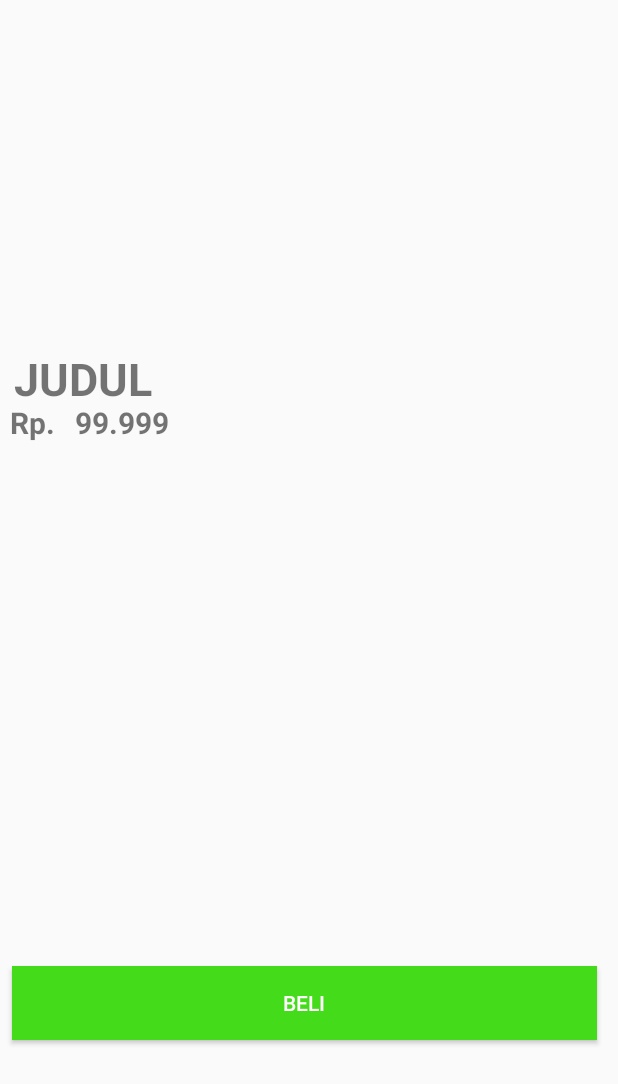
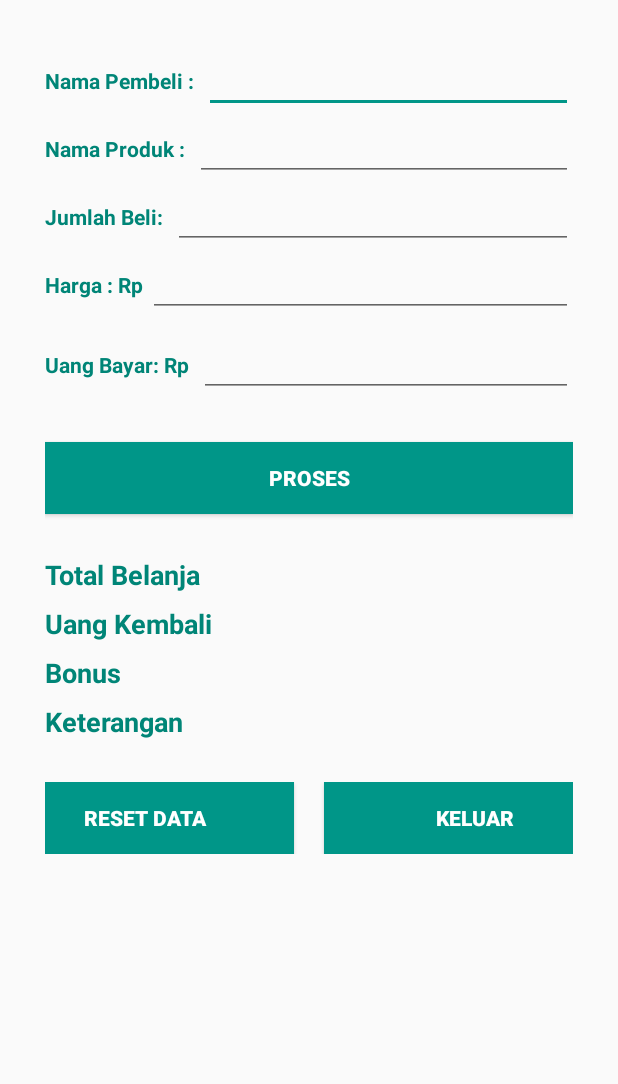
Before and after one commit to ayuftani/MamamSehat, an Android app: the layout activity_kalkulasi.xml on its own in the app's theme, with its tools: preview values and no code run, on a phone screen of 412 x 824 dp. Shown: the top 1084 px of the screen. Run offline under Robolectric (Android 15) with nearby library versions, the phone set to English and light mode, and no system bars.

Commit message:
kalkulasi

```diff
--- a/app/src/main/java/com/example/mamamsehat/kalkulasi.java
+++ b/app/src/main/java/com/example/mamamsehat/kalkulasi.java
@@ -2,12 +2,122 @@ package com.example.mamamsehat;
 
 import android.support.v7.app.AppCompatActivity;
 import android.os.Bundle;
+import android.view.View;
+import android.widget.Button;
+import android.widget.EditText;
+import android.widget.TextView;
+import android.widget.Toast;
+
 
 public class kalkulasi extends AppCompatActivity {
 
-    @Override
-    protected void onCreate(Bundle savedInstanceState) {
-        super.onCreate(savedInstanceState);
-        setContentView(R.layout.activity_kalkulasi);
-    }
-}
+
+
+
+
+        private EditText edtnamapel, edtnamabar, edtjumlahbel, edtharga, edtuangbay;
+        private Button btnproses;
+        private Button btnhapus;
+        private Button btnexit;
+        private TextView txtnamapel;
+        private TextView txtnamabar;
+        private TextView txtjumlahbel;
+        private TextView txtharga;
+        private TextView txtuangbay;
+        private TextView txtbonus;
+        private TextView txttotalbelanja;
+        private TextView txtuangkembali;
+        private TextView txtketerangan;
+
+        @Override
+        protected void onCreate(Bundle savedInstanceState) {
+            super.onCreate(savedInstanceState);
+            setContentView(R.layout.activity_main);
+
+            getSupportActionBar().setTitle("MAMAM SEHAT");
+
+            edtnamapel = (EditText) findViewById(R.id.namapelanggan);
+            edtnamabar = (EditText) findViewById(R.id.namabarang);
+            edtjumlahbel = (EditText) findViewById(R.id.jumlahbeli);
+            edtharga = (EditText) findViewById(R.id.harga);
+            edtuangbay = (EditText) findViewById(R.id.uangbayar);
+            btnproses = (Button) findViewById(R.id.tombol1);
+            btnhapus = (Button) findViewById(R.id.tombol2);
+            btnexit = (Button) findViewById(R.id.tombol3);
+            txtnamapel = (TextView) findViewById(R.id.namapelanggan);
+            txtnamabar = (TextView) findViewById(R.id.namabarang);
+            txtjumlahbel = (TextView) findViewById(R.id.jumlahbeli);
+            txtharga = (TextView) findViewById(R.id.harga);
+            txtuangbay = (TextView) findViewById(R.id.uangbayar);
+            txtbonus = (TextView) findViewById(R.id.bonus);
+            txttotalbelanja = (TextView) findViewById(R.id.totalbelanja);
+            txtuangkembali = (TextView) findViewById(R.id.uangkembali);
+            txtketerangan = (TextView) findViewById(R.id.keterangan);
+
+            //memberikan action pada tombol proses
+
+            btnproses.setOnClickListener(new View.OnClickListener() {
+                @Override
+                public void onClick(View view) {
+                    String namapelanggan = edtnamapel.getText().toString().trim();
+                    String namabarang = edtnamabar.getText().toString().trim();
+                    String jumlahbeli = edtjumlahbel.getText().toString().trim();
+                    String harga = edtharga.getText().toString().trim();
+                    String uangbayar = edtuangbay.getText().toString().trim();
+
+                    double jb = Double.parseDouble(jumlahbeli);
+                    double h = Double.parseDouble(harga);
+                    double ub = Double.parseDouble(uangbayar);
+                    double total = (jb * h);
+                    txttotalbelanja.setText("Total Belanja : " + total);
+
+                    //pemberian if dan else untuk aturan pemberian bonus
+
+                    if (total >=1000000){
+                        txtbonus.setText("Bonus : Parsel Buah");
+                    } else if (total >=500000){
+                        txtbonus.setText("Bonus : Salad Buah");
+                    } else  if (total >=200000){
+                        txtbonus.setText("Bonus : Buah Potong");
+                    } else {
+                        txtbonus.setText("Bonus : Tidak Ada Bonus");
+                    }
+                    double uangkembalian = (ub - total);
+
+                    if (ub < total){
+                        txtketerangan.setText("Keterangan : uang bayar kurang Rp " + (-uangkembalian));
+                        txtuangkembali.setText("Uang Kembali : Rp 0" );
+                    }else{
+                        txtketerangan.setText("Keterangan : Tunggu Kembalian");
+                        txtuangkembali.setText("Uang Kembali : " + uangkembalian);
+                    }
+
+
+                    //memberikan action pada tombol reset data
+                }
+            });
+            btnhapus.setOnClickListener(new View.OnClickListener() {
+                @Override
+                public void onClick(View view) {
+                    txtnamapel.setText(" ");
+                    txtnamabar.setText(" ");
+                    txttotalbelanja.setText(" Total Belanja : Rp 0");
+                    txtharga.setText(" ");
+                    txtuangbay.setText(" ");
+                    txtuangkembali.setText("Uang Kembali : Rp 0");
+                    txtbonus.setText("Bonus : - ");
+                    txtjumlahbel.setText(" ");
+                    txtketerangan.setText("Keterangan : - ");
+
+                    Toast.makeText(getApplicationContext(),"Data sudah direset", Toast.LENGTH_LONG).show();
+
+                    // memberikan action pada tombol keluar
+                }
+            });
+            btnexit.setOnClickListener(new View.OnClickListener() {
+                public void onClick(View view) {
+
+                    moveTaskToBack(true);
+                }
+            });
+        }}
--- a/app/src/main/res/layout/activity_kalkulasi.xml
+++ b/app/src/main/res/layout/activity_kalkulasi.xml
@@ -1,69 +1,175 @@
 <?xml version="1.0" encoding="utf-8"?>
-<LinearLayout xmlns:android="http://schemas.android.com/apk/res/android"
-    xmlns:app="http://schemas.android.com/apk/res-auto"
+<ScrollView xmlns:android="http://schemas.android.com/apk/res/android"
     xmlns:tools="http://schemas.android.com/tools"
     android:layout_width="match_parent"
     android:layout_height="match_parent"
-    tools:context=".kalkulasi">
+    android:padding="30dp"
+    android:orientation="vertical"
+    tools:context=".MainActivity">
 
     <LinearLayout
-        android:layout_width="407dp"
-        android:layout_height="305dp">
+        android:layout_width="fill_parent"
+        android:layout_height="fill_parent"
+        android:orientation="vertical">
+        <LinearLayout
+            android:layout_width="match_parent"
+            android:layout_height="wrap_content"
+            android:orientation="horizontal">
+            <TextView
+                android:layout_width="wrap_content"
+                android:layout_height="wrap_content"
+                android:text="Nama Pembeli :  "
+                android:textStyle="bold"
+                android:textColor="@color/colorPrimary"/>
+            <EditText
+                android:layout_width="match_parent"
+                android:layout_height="wrap_content"
+                android:id="@+id/namapelanggan"
+                android:text="" />
+        </LinearLayout>
 
-        <ImageView
-            android:layout_width="407dp"
-            android:layout_height="230dp" />
+        <LinearLayout
+            android:layout_width="match_parent"
+            android:layout_height="wrap_content"
+            android:orientation="horizontal">
 
+            <TextView
+                android:layout_width="wrap_content"
+                android:layout_height="wrap_content"
+                android:text="Nama Produk :  "
+                android:textColor="@color/colorPrimary"
+                android:textStyle="bold" />
+            <EditText
+                android:layout_width="match_parent"
+                android:layout_height="wrap_content"
+                android:id="@+id/namabarang"
+                android:text="" />
+        </LinearLayout>
+        <LinearLayout
+            android:layout_width="match_parent"
+            android:layout_height="wrap_content"
+            android:orientation="horizontal">
+            <TextView
+                android:layout_width="wrap_content"
+                android:layout_height="wrap_content"
+                android:text="Jumlah Beli:  "
+                android:textStyle="bold"
+                android:textColor="@color/colorPrimary"/>
+            <EditText
+                android:layout_width="match_parent"
+                android:layout_height="wrap_content"
+                android:id="@+id/jumlahbeli"
+                android:text=""
+                android:inputType="number"/>
+        </LinearLayout>
+        <LinearLayout
+            android:layout_width="match_parent"
+            android:layout_height="wrap_content"
+            android:orientation="horizontal">
+            <TextView
+                android:layout_width="wrap_content"
+                android:layout_height="wrap_content"
+                android:text="Harga : Rp "
+                android:textStyle="bold"
+                android:textColor="@color/colorPrimary"/>
+            <EditText
+                android:layout_width="match_parent"
+                android:layout_height="wrap_content"
+                android:id="@+id/harga"
+                android:text=""
+                android:inputType="number"
+                android:layout_marginBottom="8dp" />
+        </LinearLayout>
+
+        <LinearLayout
+            android:layout_width="match_parent"
+            android:layout_height="wrap_content"
+            android:orientation="horizontal">
+
+            <TextView
+                android:layout_width="wrap_content"
+                android:layout_height="wrap_content"
+                android:text="Uang Bayar: Rp  "
+                android:textColor="@color/colorPrimary"
+                android:textStyle="bold" />
+
+            <EditText
+                android:id="@+id/uangbayar"
+                android:layout_width="match_parent"
+                android:layout_height="wrap_content"
+                android:inputType="number"
+                android:text="" />
+        </LinearLayout>
+        <Button
+            android:layout_marginTop="30dp"
+            android:layout_width="match_parent"
+            android:layout_height="wrap_content"
+            android:id="@+id/tombol1"
+            android:text="PROSES"
+            android:background="@color/colorAccent"
+            android:textStyle="bold"
+            android:textColor="#ffffff"
+            android:layout_marginBottom="8dp" />
         <TextView
-            android:layout_width="395dp"
-            android:layout_height="35dp"
-            android:layout_marginTop="232dp"
-            android:layout_marginLeft="-398dp"
-            android:text="JUDUL"
+            android:layout_marginTop="20dp"
+            android:layout_width="wrap_content"
+            android:layout_height="wrap_content"
+            android:text="Total Belanja "
+            android:textColor="@color/colorPrimary"
+            android:id="@+id/totalbelanja"
             android:textStyle="bold"
-            android:textSize="30dp"/>
+            android:textSize="18dp"
+            android:layout_marginBottom="8dp" />
         <TextView
-            android:layout_width="40dp"
-            android:layout_height="35dp"
-            android:layout_marginTop="257dp"
-            android:layout_marginLeft="-398dp"
-            android:text="Rp."
+            android:layout_width="wrap_content"
+            android:layout_height="wrap_content"
+            android:text="Uang Kembali "
+            android:textColor="@color/colorPrimary"
+            android:id="@+id/uangkembali"
             android:textStyle="bold"
-            android:textSize="20dp" />
-
+            android:textSize="18dp"
+            android:layout_marginBottom="8dp"/>
         <TextView
-            android:layout_width="348dp"
-            android:layout_height="35dp"
-            android:layout_marginTop="257dp"
-            android:text="99.999"
+            android:layout_width="wrap_content"
+            android:layout_height="wrap_content"
+            android:text="Bonus"
+            android:textColor="@color/colorPrimary"
+            android:id="@+id/bonus"
             android:textStyle="bold"
-            android:textSize="20dp"
-            android:layout_marginLeft="3dp"/>
-
+            android:textSize="18dp"
+            android:layout_marginBottom="8dp"/>
+        <TextView
+            android:layout_width="wrap_content"
+            android:layout_height="wrap_content"
+            android:text="Keterangan "
+            android:textColor="@color/colorPrimary"
+            android:id="@+id/keterangan"
+            android:textStyle="bold"
+            android:textSize="18dp"
+            android:layout_marginBottom="8dp"/>
+        <LinearLayout
+            android:layout_marginTop="20dp"
+            android:layout_width="match_parent"
+            android:layout_height="wrap_content"
+            android:gravity="center"
+            android:orientation="horizontal">
+            <Button
+                android:layout_width="200dp"
+                android:layout_height="wrap_content"
+                android:id="@+id/tombol2"
+                android:text="RESET DATA"
+                android:background="@color/colorAccent"
+                android:textStyle="bold"
+                android:textColor="#ffffFF"/>
+            <Button
+                android:layout_width="200dp"
+                android:layout_marginLeft="20dp"
+                android:layout_height="wrap_content"
+                android:id="@+id/tombol3"
+                android:text="KELUAR"
+                android:background="@color/colorAccent"
+                android:textColor="#FFFFFF"
+                android:textStyle="bold"/>
+        </LinearLayout>
     </LinearLayout>
-
-    <android.support.constraint.ConstraintLayout
-        android:layout_width="407dp"
-        android:layout_height="400dp"
-        android:layout_marginTop="310dp"
-        android:layout_marginLeft="-407dp">
-
-        <Button
-            android:id="@+id/button"
-            android:layout_width="390dp"
-            android:layout_height="49dp"
-            android:layout_marginStart="8dp"
-            android:layout_marginTop="8dp"
-            android:layout_marginEnd="8dp"
-            android:layout_marginBottom="8dp"
-            android:background="@color/green"
-            android:text="BELI"
-            android:textColor="@color/common_google_signin_btn_text_dark_default"
-            app:layout_constraintBottom_toBottomOf="parent"
-            app:layout_constraintEnd_toEndOf="parent"
-            app:layout_constraintHorizontal_bias="0.17"
-            app:layout_constraintStart_toStartOf="parent"
-            app:layout_constraintTop_toTopOf="parent"
-            app:layout_constraintVertical_bias="0.975" />
-    </android.support.constraint.ConstraintLayout>
-</LinearLayout>
+</ScrollView>
```
